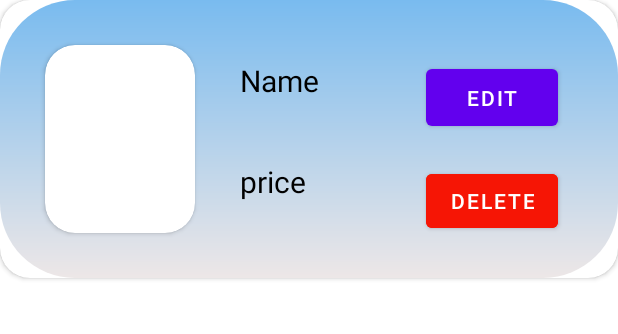
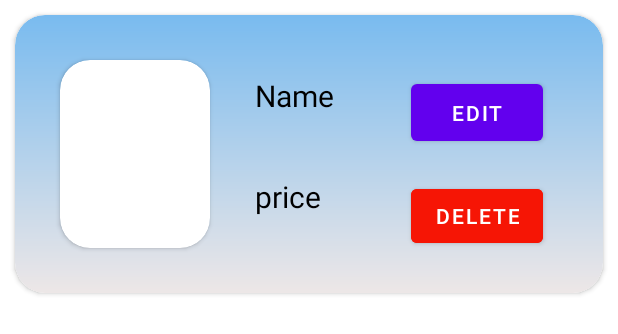
Before and after one commit to venkatesh1226/FancyFood, an Android app: the layout menu_item.xml on its own in the app's theme, with its tools: preview values and no code run, on a phone screen of 412 x 824 dp. Shown: the top 334 px of the screen. Run offline under Robolectric (Android 15) with nearby library versions, the phone set to English and light mode, and no system bars; Roboto replaces fonts that are not available here.

Commit message:
added corner radius.

```diff
--- a/FancyFood/app/src/main/res/drawable/list_background.xml
+++ b/FancyFood/app/src/main/res/drawable/list_background.xml
@@ -5,7 +5,7 @@
         android:endColor="#79BBEF"
         android:angle="90"/>
     <corners
-        android:radius="50dp"/>
+        android:radius="20dp"/>
 
 
 </shape>
--- a/FancyFood/app/src/main/res/layout/menu_item.xml
+++ b/FancyFood/app/src/main/res/layout/menu_item.xml
@@ -3,10 +3,11 @@
     android:layout_width="match_parent"
     android:layout_height="wrap_content"
     xmlns:app="http://schemas.android.com/apk/res-auto"
+    android:layout_margin="10dp"
     android:elevation="10dp"
     app:cardCornerRadius="20dp">
     <RelativeLayout
-        android:layout_width="match_parent"
+        android:layout_width="wrap_content"
         android:layout_height="wrap_content"
         android:padding="20dp"
         android:background="@drawable/list_background">
```
